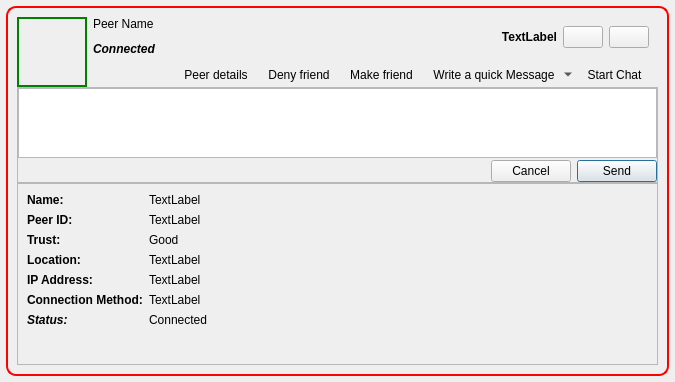
First picture: the form in retroshare-gui/src/gui/feeds/SecurityItem.ui, repository RetroShare/RetroShare, before the edit.
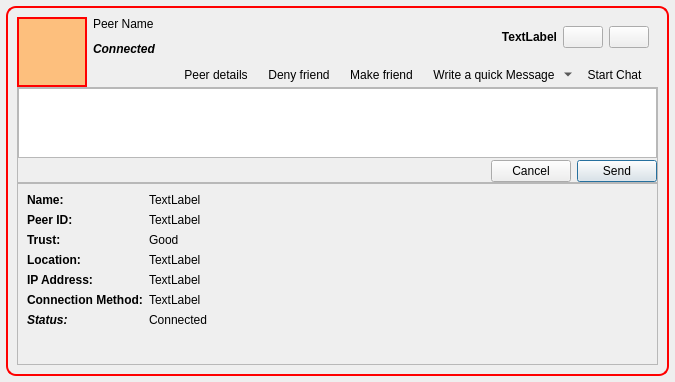
Second picture: the form after the edit. Icons and pictures are not drawn. Custom widgets are drawn as their Qt base class.

Commit message: Added new widget to display an avatar with or without the status frame - AvatarWidget. Changed all existing avatars to AvatarWidget.

```diff
--- a/retroshare-gui/src/gui/feeds/SecurityItem.ui
+++ b/retroshare-gui/src/gui/feeds/SecurityItem.ui
@@ -60,7 +60,7 @@
           <number>0</number>
          </property>
          <item row="0" column="0" rowspan="2">
-          <widget class="QLabel" name="avatar_label">
+          <widget class="AvatarWidget" name="avatar" native="true">
            <property name="minimumSize">
             <size>
              <width>70</width>
@@ -74,20 +74,10 @@
             </size>
            </property>
            <property name="styleSheet">
-            <string notr="true">QLabel#avatar_label{border: 2px solid green;
-         background-color: qlineargradient(x1: 0, y1: 0, x2: 0, y2: 1,
-                                     stop: 0 #BDDF7D, stop: 1 #49881F);
+            <string notr="true">QWidget#avatar{border: 2px solid red;
+         background-color: #FDBF7D;
 }</string>
            </property>
-           <property name="text">
-            <string/>
-           </property>
-           <property name="scaledContents">
-            <bool>true</bool>
-           </property>
-           <property name="margin">
-            <number>0</number>
-           </property>
           </widget>
          </item>
          <item row="0" column="1">
@@ -623,6 +613,14 @@
    </property>
   </action>
  </widget>
+ <customwidgets>
+  <customwidget>
+   <class>AvatarWidget</class>
+   <extends>QWidget</extends>
+   <header>gui/common/AvatarWidget.h</header>
+   <container>1</container>
+  </customwidget>
+ </customwidgets>
  <resources>
   <include location="../images.qrc"/>
  </resources>
```
The commit also changes 45 other files.
